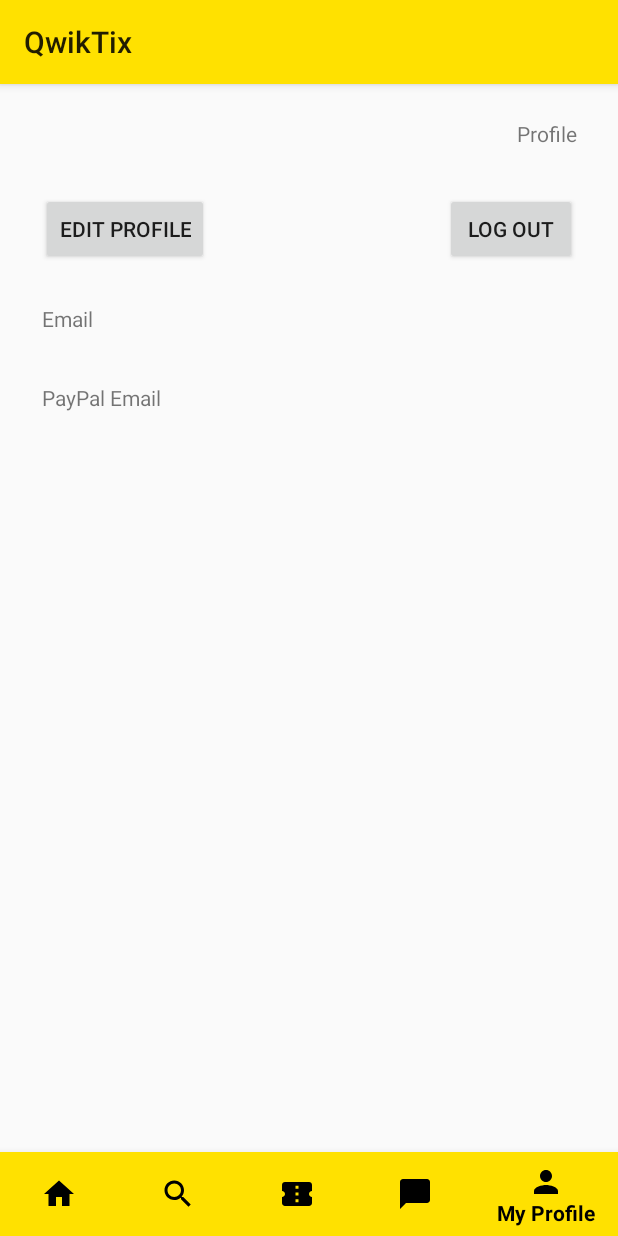
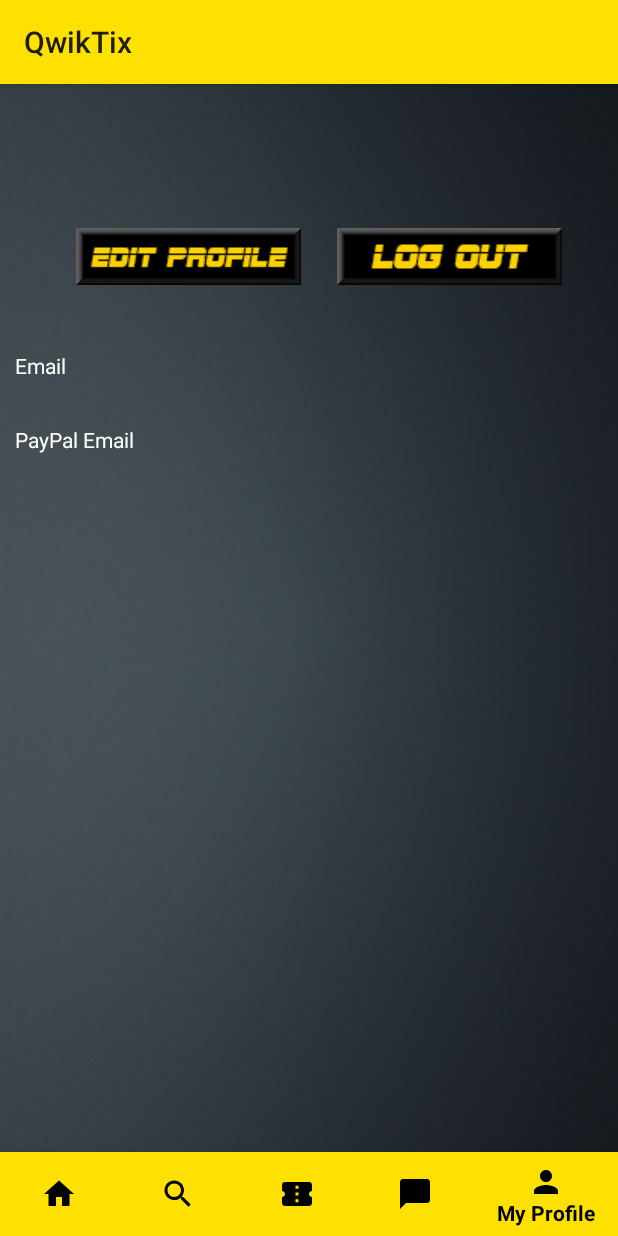
Before and after one commit to rkuemmel1/QwikTix, an Android app: the screen it shows after launch once a user with an empty profile is signed in (ProfileActivity), item 5 of the bottom bar chosen, on a phone screen of 412 x 824 dp. Run offline under Robolectric (Android 15) with nearby library versions, the phone set to English and light mode, and no system bars; our stand-ins replace Firebase (no records; nobody signed in at launch, a user with empty details on screens opened directly); libraries missing offline, so code that uses them is left out: com.firebase.client, com.firebase.ui; 11 statements that could not run were skipped.

Commit message:
improved UI for profile page

```diff
--- a/app/src/main/java/com/example/ryan/qwiktix/HomePageActivity.java
+++ b/app/src/main/java/com/example/ryan/qwiktix/HomePageActivity.java
@@ -2,6 +2,7 @@ package com.example.ryan.qwiktix;
 
 import android.content.Intent;
 import android.graphics.Color;
+import android.graphics.Typeface;
 import android.os.Bundle;
 import android.widget.Button;
 import android.widget.ImageButton;
@@ -46,7 +47,16 @@ public class HomePageActivity extends BaseActivity {
 //                ImageButton otherProfileButton = (ImageButton)v.findViewById(R.id.otherProfileButton);
 //                otherProfileButton.setBackgroundDrawable(null);
                 ImageButton goToSingleTicketButton = (ImageButton)v.findViewById(R.id.singleTicketButton);
+                Typeface typeface=Typeface.createFromAsset(getAssets(), "Fonts/Sports.ttf");
+                Typeface subtitle=Typeface.createFromAsset(getAssets(), "Fonts/sports2.ttf");
+
+                eventName.setTypeface(typeface);
+                endDate.setTypeface(subtitle);
+                price.setTypeface(subtitle);
                 goToSingleTicketButton.setBackgroundDrawable(null);
+
+
+
                 //Set text
                 if(!model.getStatus().contains("Sold")){
                     eventName.setText(model.getEvent());
--- a/app/src/main/java/com/example/ryan/qwiktix/ProfileActivity.java
+++ b/app/src/main/java/com/example/ryan/qwiktix/ProfileActivity.java
@@ -1,9 +1,11 @@
 package com.example.ryan.qwiktix;
 
 import android.content.Intent;
+import android.graphics.Typeface;
 import android.os.Bundle;
 import android.view.View;
 import android.widget.Button;
+import android.widget.ImageButton;
 import android.widget.ListView;
 import android.widget.TextView;
 import android.widget.Toast;
@@ -15,21 +17,24 @@ import com.google.firebase.database.DatabaseReference;
 import com.google.firebase.database.FirebaseDatabase;
 import com.google.firebase.database.ValueEventListener;
 
+import org.w3c.dom.Text;
+
 import java.util.ArrayList;
 
 public class ProfileActivity extends BaseActivity {
 
-    private Button bLogOut;
-    private Button bEditProfile;
+    private ImageButton bLogOut;
+    private ImageButton bEditProfile;
     private Button bChat;
     //private ImageButton PayPalButton;
     private TextView pEmail;
     private TextView pPayPalEmail;
     private TextView pFirstName;
     private TextView pLastName;
+    private TextView lEmail;
+    private TextView lPayPayEmail;
     private String pUid;
     private DatabaseReference mUserReference;
-
     private ListView ticketList;
     private FirebaseListAdapter<Ticket> myAdapter;
 
@@ -39,11 +44,14 @@ public class ProfileActivity extends BaseActivity {
     protected void onCreate(Bundle savedInstanceState) {
         super.onCreate(savedInstanceState);
         //bChat = (Button) findViewById(R.id.BChat);
-        bLogOut = (Button) findViewById(R.id.pLogOut);
-        bEditProfile = (Button) findViewById(R.id.pEditProfile);
+        bLogOut = (ImageButton) findViewById(R.id.pLogOut);
+        bEditProfile = (ImageButton) findViewById(R.id.pEditProfile);
         ticketList = (ListView) findViewById(R.id.ticketList);
+        Typeface title=Typeface.createFromAsset(getAssets(), "Fonts/Sports.ttf");
+        Typeface subtitle=Typeface.createFromAsset(getAssets(), "Fonts/sports2.ttf");
         //PayPalButton = (ImageButton) findViewById(R.id.pPayPalImageButton);
-
+        bLogOut.setBackgroundDrawable(null);
+        bEditProfile.setBackgroundDrawable(null);
         bLogOut.setOnClickListener(new View.OnClickListener(){
             @Override
             public void onClick(View v) {
@@ -78,15 +86,24 @@ public class ProfileActivity extends BaseActivity {
         pPayPalEmail = (TextView) findViewById(R.id.pPayPalEmail);
         pFirstName = (TextView) findViewById(R.id.pFirstName);
         pLastName = (TextView) findViewById(R.id.pLastName);
+        lEmail = (TextView) findViewById(R.id.lEmail);
+        lPayPayEmail = (TextView) findViewById(R.id.lPayPalEmail);
         mUserReference.getRef().addListenerForSingleValueEvent(new ValueEventListener() {
             @Override
             public void onDataChange(DataSnapshot dataSnapshot) {
                 User user = dataSnapshot.getValue(User.class);
 
                 pEmail.setText(user.getEmail());
+                pEmail.setTypeface(subtitle);
                 pPayPalEmail.setText(user.getPayPalEmail());
+                pPayPalEmail.setTypeface(subtitle);
                 pFirstName.setText(user.getFirstName());
+                pFirstName.setTypeface(title);
                 pLastName.setText(user.getLastName());
+                pLastName.setTypeface(title);
+                lEmail.setTypeface(subtitle);
+                lPayPayEmail.setTypeface(subtitle);
+
 
             }
 
@@ -104,9 +121,20 @@ public class ProfileActivity extends BaseActivity {
                 TextView price = (TextView)v.findViewById(R.id.price);
                 TextView endDate = (TextView)v.findViewById(R.id.endDate);
                 TextView status = (TextView)v.findViewById(R.id.status);
-                Button ticketAvailable = (Button)v.findViewById(R.id.ticketAvailableButton);
-                Button ticketPending = (Button)v.findViewById(R.id.ticketPendingButton);
-                Button ticketSold = (Button)v.findViewById(R.id.ticketSoldButton);
+                ImageButton ticketAvailable = (ImageButton)v.findViewById(R.id.ticketAvailableButton);
+                ImageButton ticketPending = (ImageButton)v.findViewById(R.id.ticketPendingButton);
+                ImageButton ticketSold = (ImageButton)v.findViewById(R.id.ticketSoldButton);
+
+                ticketAvailable.setBackgroundDrawable(null);
+                ticketPending.setBackgroundDrawable(null);
+                ticketSold.setBackgroundDrawable(null);
+
+                eventName.setTypeface(subtitle);
+                price.setTypeface(subtitle);
+                endDate.setTypeface(subtitle);
+                status.setTypeface(subtitle);
+
+
 
 //                Button messageSeller = (Button)v.findViewById(R.id.messageSellerBtn);
 //                Button otherProfileButton = (Button)v.findViewById(R.id.otherProfileButton);
--- a/app/src/main/res/layout/activity_profile.xml
+++ b/app/src/main/res/layout/activity_profile.xml
@@ -7,99 +7,104 @@
     <RelativeLayout xmlns:android="http://schemas.android.com/apk/res/android"
         xmlns:tools="http://schemas.android.com/tools"
         android:id="@+id/container"
+    android:background="@drawable/steel"
         android:layout_width="match_parent"
         android:layout_height="match_parent"
         android:orientation="vertical"
         tools:context="com.example.ryan.qwiktix.SearchActivity">
 
 
-
-
             <TextView
                 android:id="@+id/pFirstName"
                 android:layout_width="wrap_content"
+                android:textColor="@color/white"
                 android:layout_height="wrap_content"
                 android:layout_alignParentLeft="true"
                 android:layout_alignParentStart="true"
+                android:textSize="30dp"
+                android:layout_marginTop="10dp"
+                android:layout_marginLeft="10dp"
+                android:layout_marginStart="18dp"
                 android:layout_alignParentTop="true"
-            android:layout_marginLeft="28dp"
-            android:layout_marginStart="28dp"
-            android:layout_marginTop="23dp"
                  />
 
             <TextView
                 android:id="@+id/pLastName"
                 android:layout_width="wrap_content"
+                android:textColor="@color/white"
+                android:textSize="30dp"
                 android:layout_height="wrap_content"
                 android:layout_alignTop="@+id/pFirstName"
-            android:layout_centerHorizontal="true"
+                android:layout_marginLeft="18dp"
+                android:layout_marginTop="35dp"
                 />
 
-        <Button
+
+
+
+
+        <ImageButton
             android:id="@+id/pLogOut"
             android:layout_width="wrap_content"
             android:layout_height="wrap_content"
-            android:layout_marginEnd="27dp"
-            android:layout_marginRight="27dp"
+            android:layout_marginEnd="25dp"
+            android:layout_marginRight="25dp"
+            android:src="@drawable/logoutbutton"
             android:text="Log Out"
-            android:layout_below="@+id/lProfile"
+            android:layout_alignTop="@+id/pEditProfile"
             android:layout_alignParentRight="true"
-            android:layout_alignParentEnd="true"
-            android:layout_marginTop="30dp" />
-
-        <TextView
-            android:id="@+id/lProfile"
-            android:layout_width="wrap_content"
-            android:layout_height="wrap_content"
-            android:text="Profile"
-            android:layout_alignBaseline="@+id/pLastName"
-            android:layout_alignBottom="@+id/pLastName"
-            android:layout_alignRight="@+id/pLogOut"
-            android:layout_alignEnd="@+id/pLogOut" />
+            android:layout_alignParentEnd="true" />
 
     <TextView
         android:id="@+id/lEmail"
+        android:textColor="@color/white"
         android:layout_width="wrap_content"
         android:layout_height="wrap_content"
-            android:layout_alignLeft="@+id/pFirstName"
-            android:layout_alignStart="@+id/pFirstName"
-            android:layout_below="@+id/pLogOut"
-            android:layout_marginTop="26dp"
-            android:text="Email" />
+        android:layout_marginTop="34dp"
+        android:text="Email"
+        android:layout_marginLeft="10dp"
+        android:layout_below="@+id/pEditProfile"
+        android:layout_alignParentLeft="true"
+        android:layout_alignParentStart="true" />
 
         <TextView
             android:id="@+id/lPayPalEmail"
+            android:textColor="@color/white"
             android:layout_width="wrap_content"
             android:layout_height="wrap_content"
-            android:layout_alignLeft="@+id/lEmail"
-            android:layout_alignStart="@+id/lEmail"
+            android:layout_marginTop="30dp"
+            android:text="PayPal Email"
             android:layout_below="@+id/lEmail"
-            android:layout_marginTop="33dp"
-            android:text="PayPal Email" />
+            android:layout_marginLeft="10dp"
+            android:layout_alignParentLeft="true"
+            android:layout_alignParentStart="true" />
 
         <TextView
             android:id="@+id/pEmail"
+            android:textColor="@color/white"
             android:layout_width="wrap_content"
             android:layout_height="wrap_content"
-            android:layout_alignLeft="@+id/pLastName"
+            android:layout_marginLeft="150dp"
             android:layout_alignTop="@+id/lEmail" />
 
         <TextView
             android:id="@+id/pPayPalEmail"
             android:layout_width="wrap_content"
+            android:textColor="@color/white"
             android:layout_height="wrap_content"
-            android:layout_alignLeft="@+id/pEmail"
-            android:layout_alignStart="@+id/pEmail"
+            android:layout_marginLeft="150dp"
+
             android:layout_alignTop="@+id/lPayPalEmail" />
 
-        <Button
+        <ImageButton
             android:id="@+id/pEditProfile"
             android:layout_width="wrap_content"
             android:layout_height="wrap_content"
             android:text="Edit Profile"
-            android:layout_below="@+id/pFirstName"
-            android:layout_marginLeft="27dp"
-            android:layout_marginTop="30dp"/>
+            android:src="@drawable/editprofilebutton"
+            android:layout_below="@+id/pLastName"
+            android:layout_toLeftOf="@+id/pLogOut"
+            android:layout_toStartOf="@+id/pLogOut" />
 
         <!--<Button-->
             <!--android:id="@+id/BChat"-->
@@ -127,10 +132,11 @@
             <ListView
                 android:layout_width="fill_parent"
                 android:layout_height="fill_parent"
+                android:textColor="@color/white"
                 android:layout_alignParentLeft="true"
                 android:layout_alignParentStart="true"
                 android:layout_below="@id/pPayPalEmail"
-                android:layout_marginTop="10dp"
+                android:layout_marginTop="20dp"
                 android:layout_marginBottom="60dp"
                 android:id="@+id/ticketList"
                 >
--- a/app/src/main/res/layout/profile_ticket_display.xml
+++ b/app/src/main/res/layout/profile_ticket_display.xml
@@ -7,47 +7,55 @@
 
     <TextView
         android:id="@+id/eventName"
+        android:textColor="@color/white"
+        android:textSize="18dp"
         android:layout_width="match_parent"
         android:layout_height="wrap_content"
         android:text="TextView" />
 
     <TextView
         android:id="@+id/price"
+        android:textColor="@color/white"
         android:layout_width="match_parent"
         android:layout_height="wrap_content"
         android:text="TextView" />
 
     <TextView
         android:id="@+id/endDate"
+        android:textColor="@color/white"
         android:layout_width="match_parent"
         android:layout_height="wrap_content"
         android:text="TextView" />
 
     <TextView
         android:id="@+id/status"
+        android:textColor="@color/white"
         android:layout_width="match_parent"
         android:layout_height="wrap_content"
         android:text="TextView" />
 
 
-    <Button
+    <ImageButton
         android:id="@+id/ticketAvailableButton"
-        android:layout_width="111dp"
+        android:layout_width="wrap_content"
         android:layout_height="wrap_content"
+        android:src="@drawable/available"
         android:text="Mark Available"
         android:onClick="ticketAvailable"
         />
 
-    <Button
+    <ImageButton
         android:id="@+id/ticketPendingButton"
-        android:layout_width="111dp"
+        android:layout_width="wrap_content"
         android:layout_height="wrap_content"
+        android:src="@drawable/pending"
         android:text="Mark Pending"
         android:onClick="ticketPending"
         />
-    <Button
+    <ImageButton
         android:id="@+id/ticketSoldButton"
-        android:layout_width="111dp"
+        android:layout_width="wrap_content"
+        android:src="@drawable/sold"
         android:layout_height="wrap_content"
         android:text="Mark Sold"
         android:onClick="ticketSold"
```
Also changed, not shown: app/src/main/Assets/Fonts/sports2.ttf (added), app/src/main/res/drawable/available.png (added), app/src/main/res/drawable/editprofilebutton.png, app/src/main/res/drawable/logoutbutton.png, app/src/main/res/drawable/pending.png (added), app/src/main/res/drawable/sold.png (added). Lines whose indentation alone changed are shown as unchanged.
